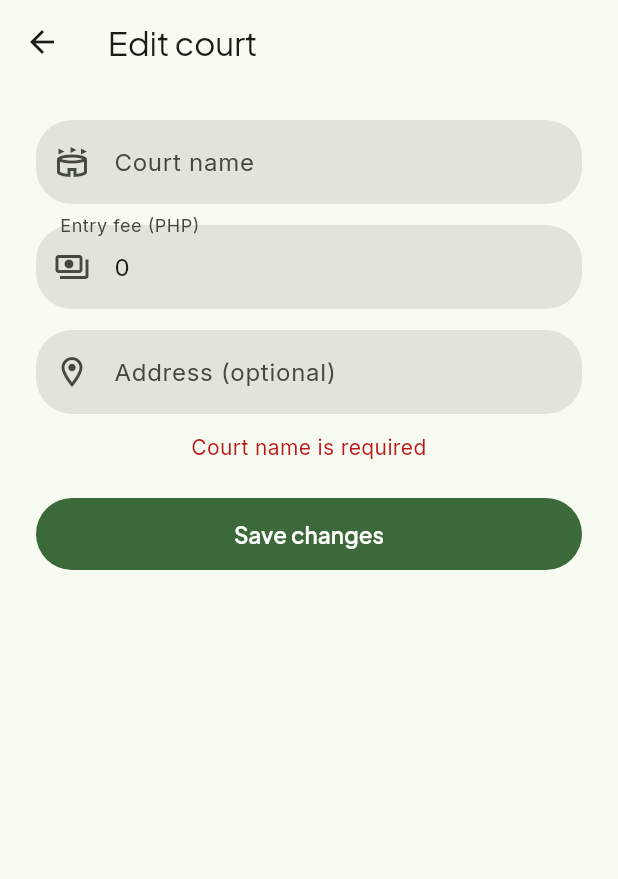
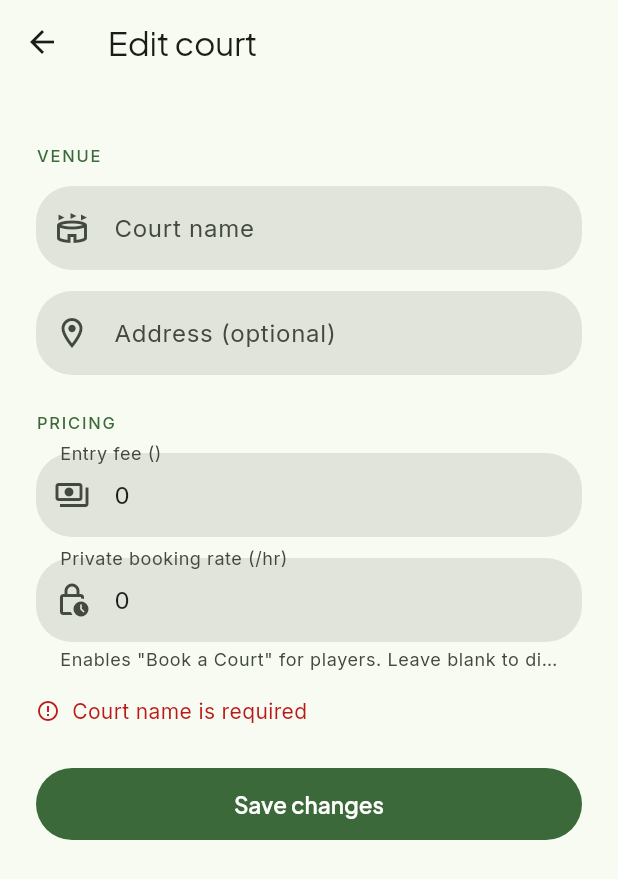
Before and after one commit to ygglue/dinkSync, a Flutter app: the CourtEditScreen screen opened directly with empty values, after a tap on "Save changes", on a phone screen of 412 x 824 dp. Shown: the top 879 px of the screen. Run offline on Flutter 3.47's test engine with Material 3 defaults, Android fonts, the phone set to English and light mode, and no system bars; our stand-ins replace flutter_dotenv, flutter_riverpod, go_router, google_fonts, shared_preferences, supabase_flutter; accounts and stored records are empty; network calls fail.

Commit message:
feat(owner): private booking rate field on court edit & onboarding
- Migration 0011: extends create_court RPC with p_custom_fee_cents param
- CourtRepository: adds customFeeCents to createCourt and updateCourt
- CourtEditScreen: private booking rate field (dynamic currency label),
  section grouping (Venue / Pricing), icon-prefixed error, success snackbar
- CourtOnboardingScreen: private booking rate field, section grouping
  (Venue / Pricing / Capacity), cleaner labels, blank entry fee default
- Tests: updated fake repo signatures, ensureVisible before button taps

Co-Authored-By: Claude Sonnet 4.6 <noreply@anthropic.com>

```diff
--- a/app/lib/features/owner/court_edit_screen.dart
+++ b/app/lib/features/owner/court_edit_screen.dart
@@ -3,8 +3,6 @@ import 'package:flutter_riverpod/flutter_riverpod.dart';
 
 import 'court_repository.dart';
 
-/// Edit a court's name, entry fee, and address (not slot count — that touches
-/// court_slots). Uses the direct `updateCourt` path (allowed by courts_update_owner).
 class CourtEditScreen extends ConsumerStatefulWidget {
   const CourtEditScreen({super.key, required this.court, required this.onSaved});
 
@@ -20,6 +18,10 @@ class _CourtEditScreenState extends ConsumerState<CourtEditScreen> {
       TextEditingController(text: widget.court.name);
   late final TextEditingController _feeCtl = TextEditingController(
       text: (widget.court.entryFeeCents / 100).toStringAsFixed(0));
+  late final TextEditingController _customFeeCtl = TextEditingController(
+      text: widget.court.customFeeCents != null
+          ? (widget.court.customFeeCents! / 100).toStringAsFixed(0)
+          : '');
   late final TextEditingController _addressCtl =
       TextEditingController(text: widget.court.address ?? '');
 
@@ -30,6 +32,7 @@ class _CourtEditScreenState extends ConsumerState<CourtEditScreen> {
   void dispose() {
     _nameCtl.dispose();
     _feeCtl.dispose();
+    _customFeeCtl.dispose();
     _addressCtl.dispose();
     super.dispose();
   }
@@ -41,6 +44,10 @@ class _CourtEditScreenState extends ConsumerState<CourtEditScreen> {
       return;
     }
     final fee = parseAmountToMinor(_feeCtl.text) ?? 0;
+    final rawCustomFee = parseAmountToMinor(_customFeeCtl.text);
+    final customFeeCents =
+        (rawCustomFee != null && rawCustomFee > 0) ? rawCustomFee : null;
+
     setState(() {
       _busy = true;
       _error = null;
@@ -53,8 +60,15 @@ class _CourtEditScreenState extends ConsumerState<CourtEditScreen> {
             address: _addressCtl.text.trim().isEmpty
                 ? null
                 : _addressCtl.text.trim(),
+            customFeeCents: customFeeCents,
           );
-      if (mounted) widget.onSaved();
+      if (mounted) {
+        final messenger = ScaffoldMessenger.of(context);
+        widget.onSaved();
+        messenger.showSnackBar(
+          const SnackBar(content: Text('Court details saved.')),
+        );
+      }
     } catch (_) {
       if (mounted) setState(() => _error = 'Could not save. Try again.');
     } finally {
@@ -65,29 +79,24 @@ class _CourtEditScreenState extends ConsumerState<CourtEditScreen> {
   @override
   Widget build(BuildContext context) {
     final theme = Theme.of(context);
+    final scheme = theme.colorScheme;
+    final currency = widget.court.currency;
+
     return Scaffold(
       appBar: AppBar(title: const Text('Edit court')),
       body: SingleChildScrollView(
-        padding: const EdgeInsets.all(24),
+        padding: const EdgeInsets.fromLTRB(24, 16, 24, 32),
         child: Column(
           crossAxisAlignment: CrossAxisAlignment.stretch,
           children: [
+            _SectionHeader('Venue', theme),
+            const SizedBox(height: 12),
             TextField(
               controller: _nameCtl,
               enabled: !_busy,
               decoration: const InputDecoration(
                 labelText: 'Court name',
                 prefixIcon: Icon(Icons.stadium_outlined),
-              ),
-            ),
-            const SizedBox(height: 14),
-            TextField(
-              controller: _feeCtl,
-              enabled: !_busy,
-              keyboardType: const TextInputType.numberWithOptions(decimal: true),
-              decoration: const InputDecoration(
-                labelText: 'Entry fee (PHP)',
-                prefixIcon: Icon(Icons.payments_outlined),
               ),
             ),
             const SizedBox(height: 14),
@@ -99,13 +108,45 @@ class _CourtEditScreenState extends ConsumerState<CourtEditScreen> {
                 prefixIcon: Icon(Icons.location_on_outlined),
               ),
             ),
+            _SectionHeader('Pricing', theme),
+            const SizedBox(height: 12),
+            TextField(
+              controller: _feeCtl,
+              enabled: !_busy,
+              keyboardType:
+                  const TextInputType.numberWithOptions(decimal: true),
+              decoration: InputDecoration(
+                labelText: 'Entry fee ($currency)',
+                prefixIcon: const Icon(Icons.payments_outlined),
+              ),
+            ),
+            const SizedBox(height: 14),
+            TextField(
+              controller: _customFeeCtl,
+              enabled: !_busy,
+              keyboardType:
+                  const TextInputType.numberWithOptions(decimal: true),
+              decoration: InputDecoration(
+                labelText: 'Private booking rate ($currency/hr)',
+                helperText:
+                    'Enables "Book a Court" for players. Leave blank to disable.',
+                prefixIcon: const Icon(Icons.lock_clock_outlined),
+              ),
+            ),
             if (_error != null) ...[
-              const SizedBox(height: 12),
-              Text(_error!,
-                  textAlign: TextAlign.center,
-                  style: TextStyle(color: theme.colorScheme.error)),
+              const SizedBox(height: 16),
+              Row(
+                children: [
+                  Icon(Icons.error_outline, size: 16, color: scheme.error),
+                  const SizedBox(width: 8),
+                  Expanded(
+                    child: Text(_error!,
+                        style: TextStyle(color: scheme.error)),
+                  ),
+                ],
+              ),
             ],
-            const SizedBox(height: 24),
+            const SizedBox(height: 28),
             FilledButton(
               onPressed: _busy ? null : _save,
               child: _busy
@@ -121,3 +162,23 @@ class _CourtEditScreenState extends ConsumerState<CourtEditScreen> {
     );
   }
 }
+
+class _SectionHeader extends StatelessWidget {
+  const _SectionHeader(this.label, this.theme);
+  final String label;
+  final ThemeData theme;
+
+  @override
+  Widget build(BuildContext context) {
+    return Padding(
+      padding: const EdgeInsets.only(top: 24, bottom: 0),
+      child: Text(
+        label.toUpperCase(),
+        style: theme.textTheme.labelSmall?.copyWith(
+          color: theme.colorScheme.primary,
+          letterSpacing: 1.2,
+        ),
+      ),
+    );
+  }
+}
--- a/app/lib/features/owner/court_repository.dart
+++ b/app/lib/features/owner/court_repository.dart
@@ -35,6 +35,7 @@ abstract class CourtRepository {
     required String currency,
     required int numCourts,
     String? address,
+    int? customFeeCents,
   });
   Future<void> subscribeCourt({
     required String courtId,
@@ -45,6 +46,7 @@ abstract class CourtRepository {
     required String name,
     required int entryFeeCents,
     String? address,
+    int? customFeeCents,
   });
 }
 
@@ -73,6 +75,7 @@ class SupabaseCourtRepository implements CourtRepository {
     required String currency,
     required int numCourts,
     String? address,
+    int? customFeeCents,
   }) async {
     final id = await _db.rpc('create_court', params: {
       'p_name': name,
@@ -80,6 +83,7 @@ class SupabaseCourtRepository implements CourtRepository {
       'p_currency': currency,
       'p_num_courts': numCourts,
       'p_address': address,
+      'p_custom_fee_cents': customFeeCents,
     });
     return id as String;
   }
@@ -101,11 +105,13 @@ class SupabaseCourtRepository implements CourtRepository {
     required String name,
     required int entryFeeCents,
     String? address,
+    int? customFeeCents,
   }) async {
     await _db.from('courts').update({
       'name': name,
       'entry_fee_cents': entryFeeCents,
       'address': address,
+      'custom_fee_cents': customFeeCents,
     }).eq('id', courtId);
   }
 }
```
Also changed, not shown: app/lib/features/owner/court_onboarding_screen.dart (+87 -34 lines), 4 other files.
